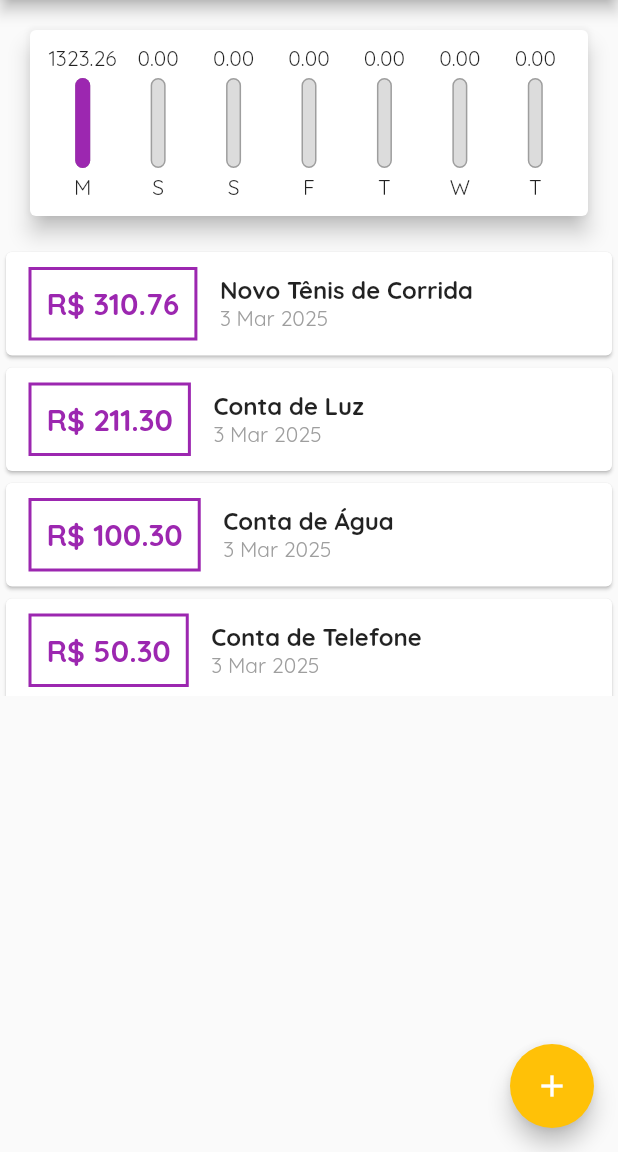
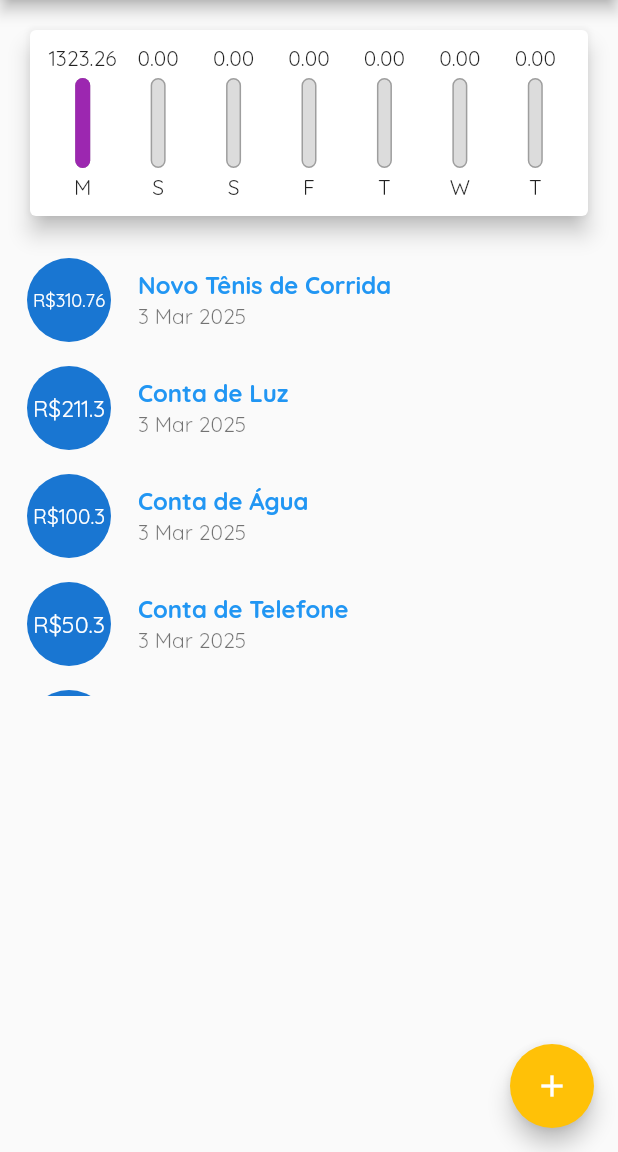
Before and after one commit to LeonardoVechieti/expenses, a Flutter app: the screen it shows after launch, on a phone screen of 412 x 824 dp, the part 84-1236 px from its top. Run offline on Flutter 3.47's test engine with Material 3 defaults, Android fonts, the phone set to English and light mode, and no system bars.

Commit message:
Update | Remodelando a lista

```diff
--- a/lib/components/transaction_list.dart
+++ b/lib/components/transaction_list.dart
@@ -31,49 +31,26 @@ class TransactionList extends StatelessWidget {
         itemCount: transactions.length,
         itemBuilder: (ctx, index) {
           final tr = transactions[index];
-          return Card(
-            child: Row(
-              children: <Widget>[
-                Container(
-                  margin: const EdgeInsets.symmetric(
-                    horizontal: 15,
-                    vertical: 10,
-                  ),
-                  decoration: BoxDecoration(
-                    border: Border.all(
-                      color: Colors.purple,
-                      width: 2,
-                    ),
-                  ),
-                  padding: const EdgeInsets.all(10),
-                  child: Text(
-                    'R\$ ${tr.value.toStringAsFixed(2)}',
-                    style: const TextStyle(
-                      fontWeight: FontWeight.bold,
-                      fontSize: 20,
-                      color: Colors.purple,
+          return ListTile(
+            leading: CircleAvatar(
+              radius: 30,
+              child: Padding(
+                padding: const EdgeInsets.all(6),
+                child: FittedBox(
+                  child: Text('R\$${tr.value}'),
                 ),
               ),
             ),
-                Column(
-                  crossAxisAlignment: CrossAxisAlignment.start,
-                  children: <Widget>[
-                    Text(
+            title: Text(
               tr.title,
-                      style: const TextStyle(
+              style: TextStyle(
+                fontWeight: FontWeight.bold,
                 fontSize: 16,
-                        fontWeight: FontWeight.bold,
+                color: Theme.of(context).primaryColor,
               ),
             ),
-                    Text(
+            subtitle: Text(
               DateFormat('d MMM y').format(tr.date),
-                      style: const TextStyle(
-                        color: Colors.grey,
-                      ),
-                    ),
-                  ],
-                )
-              ],
             ),
           );
         },
```
Lines whose indentation alone changed are shown as unchanged.
